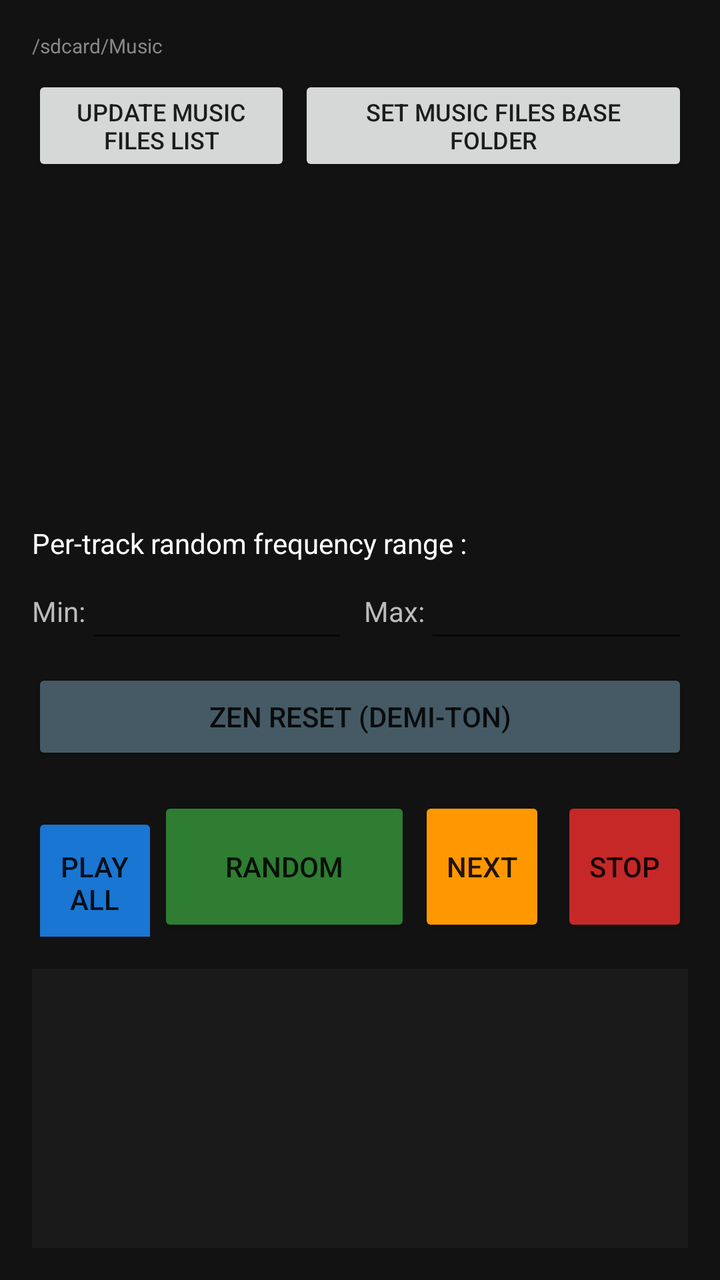
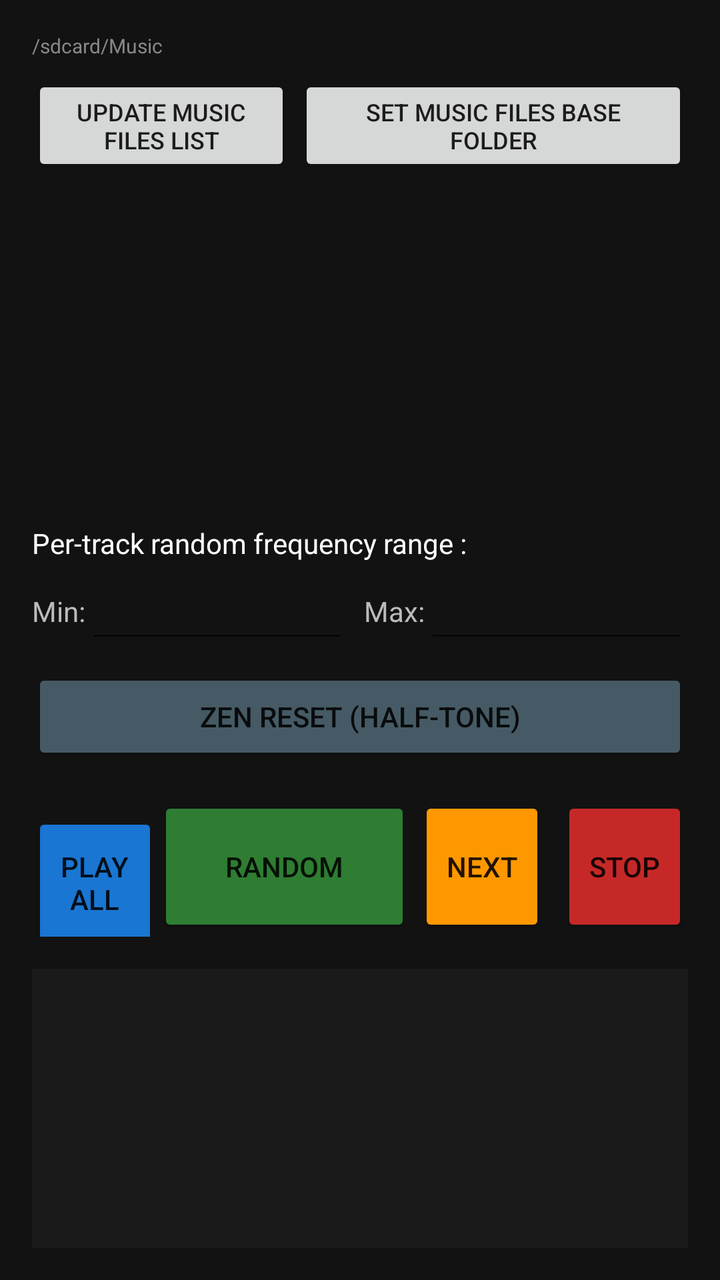

Before-and-after screenshots of an Android layout around one commit, followed by the original layout XML and the change that was made.
<!-- AndroidManifest.xml: application theme Theme.AppCompat.DayNight.NoActionBar -->
<!-- res/layout/activity_freqmul.xml -->
<?xml version="1.0" encoding="utf-8"?>
<LinearLayout xmlns:android="http://schemas.android.com/apk/res/android"
    android:layout_width="match_parent"
    android:layout_height="match_parent"
    android:orientation="vertical"
    android:background="#121212"
    android:padding="16dp">

    <TextView android:id="@+id/text_root_path" 
        android:layout_width="match_parent" android:layout_height="wrap_content" 
        android:text="/sdcard/Music" android:textColor="#888888" android:textSize="10sp" />

    <LinearLayout
        android:layout_width="match_parent" android:layout_height="wrap_content"
        android:orientation="horizontal" android:layout_marginTop="8dp">
        <Button android:id="@+id/button_list_mp3" android:layout_width="0dp" android:layout_height="wrap_content" android:layout_weight="1" android:text="UPDATE MUSIC FILES LIST" android:textSize="12sp" />
        <Button android:id="@+id/button_root_rep" android:layout_width="0dp" android:layout_height="wrap_content" android:layout_weight="1.5" android:text="SET MUSIC FILES BASE FOLDER" android:textSize="12sp" android:layout_marginStart="4dp"/>
    </LinearLayout>

    <ListView android:id="@+id/list_mp3" android:layout_width="match_parent" android:layout_height="150dp" android:layout_marginTop="8dp" android:divider="#333333" android:dividerHeight="1dp" />

    <TextView 
        android:layout_width="match_parent" android:layout_height="wrap_content" 
        android:text="Per-track random frequency range :" android:textColor="#FFFFFF" 
        android:layout_marginTop="16dp" android:textSize="14sp" />

    <LinearLayout
        android:layout_width="match_parent" android:layout_height="wrap_content"
        android:orientation="horizontal" android:layout_marginTop="4dp" android:gravity="center_vertical">
        <TextView android:layout_width="wrap_content" android:layout_height="wrap_content" android:text="Min:" android:textColor="#BBBBBB" />
        <EditText android:id="@+id/edit_mul_min" android:layout_width="0dp" android:layout_height="wrap_content" android:layout_weight="1" android:textColor="#00FF00" android:inputType="numberDecimal" />
        <TextView android:layout_width="wrap_content" android:layout_height="wrap_content" android:layout_marginStart="8dp" android:text="Max:" android:textColor="#BBBBBB" />
        <EditText android:id="@+id/edit_mul_max" android:layout_width="0dp" android:layout_height="wrap_content" android:layout_weight="1" android:textColor="#00FF00" android:inputType="numberDecimal" />
    </LinearLayout>

    <Button android:id="@+id/button_reset_freq" android:layout_width="match_parent" android:layout_height="wrap_content" android:text="ZEN RESET (DEMI-TON)" android:backgroundTint="#455A64" android:layout_marginTop="8dp" />

    <LinearLayout
        android:layout_width="match_parent" android:layout_height="wrap_content"
        android:orientation="horizontal" android:layout_marginTop="16dp">
        <Button android:id="@+id/button_play_all" android:layout_width="0dp" android:layout_height="70dp" android:layout_weight="1" android:text="PLAY ALL" android:backgroundTint="#1976D2" />
        <Button android:id="@+id/button_play_random" android:layout_width="0dp" android:layout_height="70dp" android:layout_weight="2" android:text="RANDOM" android:backgroundTint="#2E7D32" />
        <Button android:id="@+id/button_next" android:layout_width="0dp" android:layout_height="70dp" android:layout_weight="1" android:text="NEXT" android:backgroundTint="#FF9800" android:layout_marginStart="4dp" />
        <Button android:id="@+id/button_stop" android:layout_width="0dp" android:layout_height="70dp" android:layout_weight="1" android:text="STOP" android:backgroundTint="#C62828" android:layout_marginStart="8dp" />
    </LinearLayout>

    <ScrollView android:id="@+id/scroll_transcript" android:layout_width="match_parent" android:layout_height="match_parent" android:layout_marginTop="16dp" android:background="#1A1A1A" android:padding="8dp">
        <TextView android:id="@+id/text_transcript" android:layout_width="match_parent" android:layout_height="wrap_content" android:textColor="#00FF00" android:textSize="12sp" android:fontFamily="monospace" />
    </ScrollView>
</LinearLayout>
<!-- resources referenced by this layout -->
<resources>

</resources>

<!-- the commit's change to res/layout/activity_freqmul.xml (unified diff, before → after) -->
@@ -33,7 +33,7 @@
         <EditText android:id="@+id/edit_mul_max" android:layout_width="0dp" android:layout_height="wrap_content" android:layout_weight="1" android:textColor="#00FF00" android:inputType="numberDecimal" />
     </LinearLayout>
 
-    <Button android:id="@+id/button_reset_freq" android:layout_width="match_parent" android:layout_height="wrap_content" android:text="ZEN RESET (DEMI-TON)" android:backgroundTint="#455A64" android:layout_marginTop="8dp" />
+    <Button android:id="@+id/button_reset_freq" android:layout_width="match_parent" android:layout_height="wrap_content" android:text="ZEN RESET (HALF-TONE)" android:backgroundTint="#455A64" android:layout_marginTop="8dp" />
 
     <LinearLayout
         android:layout_width="match_parent" android:layout_height="wrap_content"
